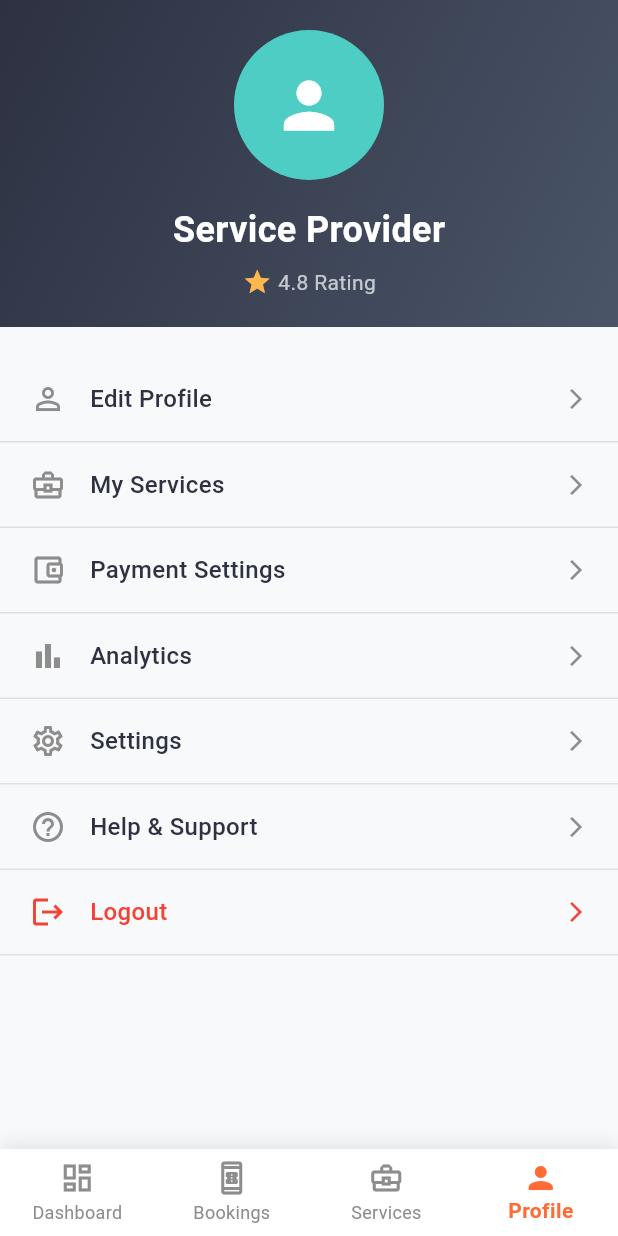
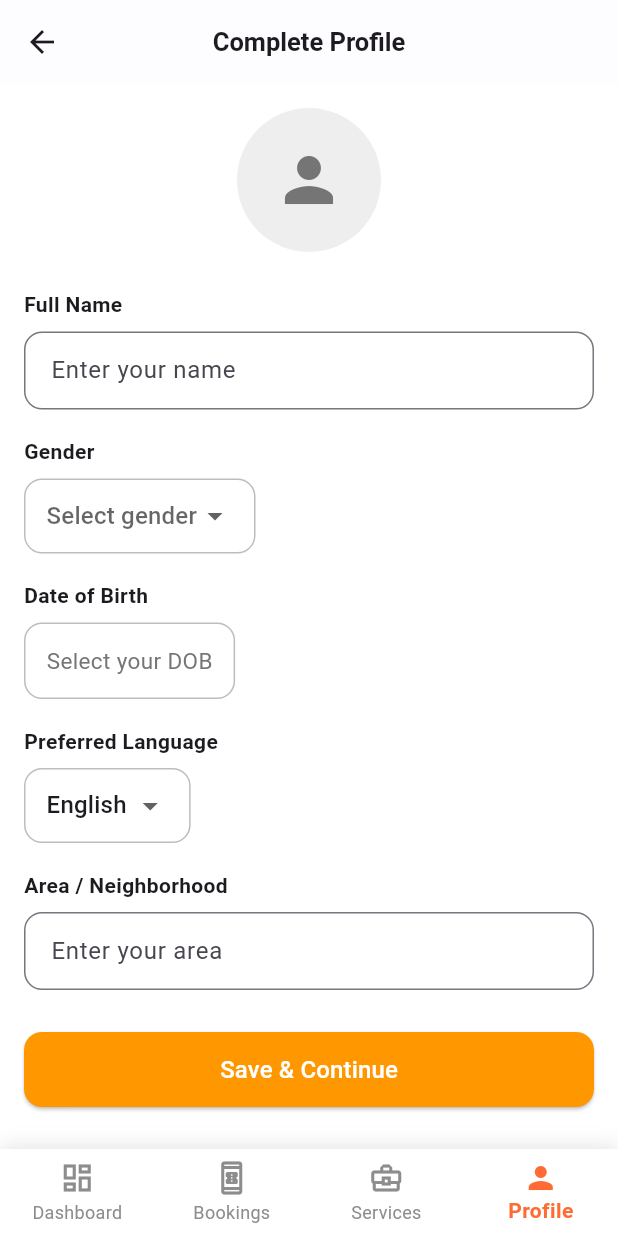
Before and after one commit to pushphans/fixora, a Flutter app: the ProviderDashboard screen opened directly, item 4 of the bottom bar chosen, on a phone screen of 412 x 824 dp. Run offline on Flutter 3.47's test engine with Material 3 defaults, Android fonts, the phone set to English and light mode, and no system bars; our stand-ins replace dio, image_picker, shared_preferences; accounts and stored records are empty.

Commit message:
started working on service provider profile feature

```diff
--- a/lib/Core/Widgets/auth_wrapper.dart
+++ b/lib/Core/Widgets/auth_wrapper.dart
@@ -15,9 +15,6 @@ class _AuthWrapperState extends State<AuthWrapper> {
   @override
   void initState() {
     super.initState();
-    // Future.microtask(() {
-
-    // });
 
     WidgetsBinding.instance.addPostFrameCallback((_) {
       Provider.of<AuthProvider>(context, listen: false).authCheck();
--- /dev/null
+++ b/lib/Features/ServiceProvider/Profile/Data/Services/service_provider_profile_service.dart
@@ -0,0 +1 @@
+class ServiceProviderProfileService {}
--- a/lib/Features/ServiceProvider/Profile/Presentation/Screens/provider_dashboard.dart
+++ b/lib/Features/ServiceProvider/Profile/Presentation/Screens/provider_dashboard.dart
@@ -1,4 +1,5 @@
 import 'package:fixora/Features/Auth/Presentations/ViewModels/auth_provider.dart';
+import 'package:fixora/Features/ServiceProvider/Profile/Presentation/Screens/provider_profile.dart';
 import 'package:flutter/material.dart';
 import 'package:provider/provider.dart';
 
@@ -76,7 +77,7 @@ class _ProviderDashboardState extends State<ProviderDashboard> {
             ? _buildBookingsContent()
             : _selectedIndex == 2
             ? _buildServicesContent()
-            : _buildProfileContent(),
+            : ProviderProfile(),
       ),
       bottomNavigationBar: _buildBottomNav(),
     );
@@ -690,63 +691,6 @@ class _ProviderDashboardState extends State<ProviderDashboard> {
     );
   }
 
-  Widget _buildProfileContent() {
-    return SingleChildScrollView(
-      child: Column(
-        children: [
-          Container(
-            padding: const EdgeInsets.all(20),
-            decoration: const BoxDecoration(
-              gradient: LinearGradient(
-                colors: [Color(0xFF2D3142), Color(0xFF4A5568)],
-                begin: Alignment.topLeft,
-                end: Alignment.bottomRight,
-              ),
-            ),
-            child: Column(
-              children: [
-                const CircleAvatar(
-                  radius: 50,
-                  backgroundColor: Color(0xFF4ECDC4),
-                  child: Icon(Icons.person, size: 50, color: Colors.white),
-                ),
-                const SizedBox(height: 16),
-                const Text(
-                  'Service Provider',
-                  style: TextStyle(
-                    fontSize: 24,
-                    fontWeight: FontWeight.bold,
-                    color: Colors.white,
-                  ),
-                ),
-                const SizedBox(height: 8),
-                Row(
-                  mainAxisAlignment: MainAxisAlignment.center,
-                  children: const [
-                    Icon(Icons.star, color: Color(0xFFFFB84D), size: 20),
-                    SizedBox(width: 4),
-                    Text('4.8 Rating', style: TextStyle(color: Colors.white70)),
-                  ],
-                ),
-              ],
-            ),
-          ),
-          const SizedBox(height: 20),
-          _buildProfileOption(Icons.person_outline, 'Edit Profile'),
-          _buildProfileOption(Icons.business_center_outlined, 'My Services'),
-          _buildProfileOption(
-            Icons.account_balance_wallet_outlined,
-            'Payment Settings',
-          ),
-          _buildProfileOption(Icons.bar_chart_outlined, 'Analytics'),
-          _buildProfileOption(Icons.settings_outlined, 'Settings'),
-          _buildProfileOption(Icons.help_outline, 'Help & Support'),
-          _buildProfileOption(Icons.logout, 'Logout', isLogout: true),
-        ],
-      ),
-    );
-  }
-
   Widget _buildProfileOption(
     IconData icon,
     String title, {
--- /dev/null
+++ b/lib/Features/ServiceProvider/Profile/Presentation/Screens/provider_profile.dart
@@ -0,0 +1,242 @@
+import 'dart:io';
+
+import 'package:flutter/material.dart';
+import 'package:image_picker/image_picker.dart';
+
+class ProviderProfile extends StatefulWidget {
+  const ProviderProfile({super.key});
+
+  @override
+  State<ProviderProfile> createState() => _ProviderProfile();
+}
+
+class _ProviderProfile extends State<ProviderProfile> {
+  final TextEditingController nameController = TextEditingController();
+  final TextEditingController areaController = TextEditingController();
+
+  File? profileImage;
+  String? gender;
+  DateTime? dob;
+  String preferredLanguage = "English";
+
+  final languages = ["English", "Hindi", "Gujarati", "Marathi"];
+
+  Future pickImage() async {
+    final picked = await ImagePicker().pickImage(source: ImageSource.gallery);
+    if (picked != null) setState(() => profileImage = File(picked.path));
+  }
+
+  Future pickDob() async {
+    final result = await showDatePicker(
+      context: context,
+      initialDate: DateTime(2000),
+      firstDate: DateTime(1950),
+      lastDate: DateTime.now(),
+    );
+    if (result != null) setState(() => dob = result);
+  }
+
+  @override
+  Widget build(BuildContext context) {
+    return Scaffold(
+      backgroundColor: Colors.white,
+
+      appBar: AppBar(
+        backgroundColor: Colors.white,
+        elevation: 0.3,
+        centerTitle: true,
+        title: const Text(
+          "Complete Profile",
+          style: TextStyle(fontWeight: FontWeight.w600, fontSize: 17),
+        ),
+      ),
+
+      body: SingleChildScrollView(
+        padding: const EdgeInsets.all(16),
+        child: Column(
+          crossAxisAlignment: CrossAxisAlignment.start,
+          children: [
+            // ----------------- Avatar -----------------
+            Center(
+              child: GestureDetector(
+                onTap: pickImage,
+                child: CircleAvatar(
+                  radius: 48,
+                  backgroundColor: Colors.grey.shade200,
+                  backgroundImage: profileImage != null
+                      ? FileImage(profileImage!)
+                      : null,
+                  child: profileImage == null
+                      ? Icon(
+                          Icons.person,
+                          size: 48,
+                          color: Colors.grey.shade600,
+                        )
+                      : null,
+                ),
+              ),
+            ),
+
+            const SizedBox(height: 25),
+
+            // ----------------- Full Name -----------------
+            const Text(
+              "Full Name",
+              style: TextStyle(fontSize: 14, fontWeight: FontWeight.w600),
+            ),
+            const SizedBox(height: 8),
+
+            TextField(
+              controller: nameController,
+              maxLength: 40,
+              decoration: InputDecoration(
+                hintText: "Enter your name",
+                counterText: "",
+                contentPadding: const EdgeInsets.symmetric(
+                  horizontal: 14,
+                  vertical: 14,
+                ),
+                border: OutlineInputBorder(
+                  borderRadius: BorderRadius.circular(12),
+                ),
+              ),
+            ),
+
+            const SizedBox(height: 18),
+
+            // ----------------- Gender -----------------
+            const Text(
+              "Gender",
+              style: TextStyle(fontSize: 14, fontWeight: FontWeight.w600),
+            ),
+            const SizedBox(height: 8),
+
+            Container(
+              padding: const EdgeInsets.symmetric(horizontal: 14),
+              decoration: BoxDecoration(
+                border: Border.all(color: Colors.grey.shade400),
+                borderRadius: BorderRadius.circular(12),
+              ),
+              child: DropdownButtonHideUnderline(
+                child: DropdownButton<String>(
+                  value: gender,
+                  hint: const Text("Select gender"),
+                  items: ["Male", "Female", "Other"]
+                      .map((e) => DropdownMenuItem(value: e, child: Text(e)))
+                      .toList(),
+                  onChanged: (v) => setState(() => gender = v),
+                ),
+              ),
+            ),
+
+            const SizedBox(height: 18),
+
+            // ----------------- DOB -----------------
+            const Text(
+              "Date of Birth",
+              style: TextStyle(fontSize: 14, fontWeight: FontWeight.w600),
+            ),
+            const SizedBox(height: 8),
+
+            GestureDetector(
+              onTap: pickDob,
+              child: Container(
+                padding: const EdgeInsets.symmetric(
+                  horizontal: 14,
+                  vertical: 14,
+                ),
+                decoration: BoxDecoration(
+                  border: Border.all(color: Colors.grey.shade400),
+                  borderRadius: BorderRadius.circular(12),
+                ),
+                child: Text(
+                  dob == null
+                      ? "Select your DOB"
+                      : "${dob!.day}/${dob!.month}/${dob!.year}",
+                  style: TextStyle(
+                    color: dob == null ? Colors.grey.shade600 : Colors.black,
+                    fontSize: 15,
+                  ),
+                ),
+              ),
+            ),
+
+            const SizedBox(height: 18),
+
+            // ----------------- Preferred Language -----------------
+            const Text(
+              "Preferred Language",
+              style: TextStyle(fontSize: 14, fontWeight: FontWeight.w600),
+            ),
+            const SizedBox(height: 8),
+
+            Container(
+              padding: const EdgeInsets.symmetric(horizontal: 14),
+              decoration: BoxDecoration(
+                border: Border.all(color: Colors.grey.shade400),
+                borderRadius: BorderRadius.circular(12),
+              ),
+              child: DropdownButtonHideUnderline(
+                child: DropdownButton<String>(
+                  value: preferredLanguage,
+                  items: languages
+                      .map((e) => DropdownMenuItem(value: e, child: Text(e)))
+                      .toList(),
+                  onChanged: (v) => setState(() => preferredLanguage = v!),
+                ),
+              ),
+            ),
+
+            const SizedBox(height: 18),
+
+            // ----------------- Area -----------------
+            const Text(
+              "Area / Neighborhood",
+              style: TextStyle(fontSize: 14, fontWeight: FontWeight.w600),
+            ),
+            const SizedBox(height: 8),
+
+            TextField(
+              controller: areaController,
+              maxLength: 50,
+              decoration: InputDecoration(
+                hintText: "Enter your area",
+                counterText: "",
+                contentPadding: const EdgeInsets.symmetric(
+                  horizontal: 14,
+                  vertical: 14,
+                ),
+                border: OutlineInputBorder(
+                  borderRadius: BorderRadius.circular(12),
+                ),
+              ),
+            ),
+
+            const SizedBox(height: 28),
+
+            // ----------------- Save button -----------------
+            SizedBox(
+              width: double.infinity,
+              height: 50,
+              child: ElevatedButton(
+                style: ElevatedButton.styleFrom(
+                  backgroundColor: Colors.orange,
+                  shape: RoundedRectangleBorder(
+                    borderRadius: BorderRadius.circular(12),
+                  ),
+                ),
+                onPressed: () {},
+                child: const Text(
+                  "Save & Continue",
+                  style: TextStyle(color: Colors.white, fontSize: 16),
+                ),
+              ),
+            ),
+
+            const SizedBox(height: 12),
+          ],
+        ),
+      ),
+    );
+  }
+}
--- /dev/null
+++ b/lib/Features/ServiceProvider/Profile/Presentation/ViewModels/service_provider_profile_provider.dart
@@ -0,0 +1,7 @@
+import 'package:flutter/material.dart';
+
+class ServiceProviderProfileProvider extends ChangeNotifier {
+  bool isProfileAvailable = false;
+
+  Future<void> getServiceProviderProfile() async {}
+}
--- a/lib/main.dart
+++ b/lib/main.dart
@@ -1,13 +1,19 @@
 import 'package:fixora/Core/Widgets/auth_wrapper.dart';
 import 'package:fixora/Core/Widgets/splash_screen.dart';
 import 'package:fixora/Features/Auth/Presentations/ViewModels/auth_provider.dart';
+import 'package:fixora/Features/ServiceProvider/Profile/Presentation/ViewModels/service_provider_profile_provider.dart';
 import 'package:flutter/material.dart';
 import 'package:provider/provider.dart';
 
 void main() {
   runApp(
     MultiProvider(
-      providers: [ChangeNotifierProvider(create: (context) => AuthProvider())],
+      providers: [
+        ChangeNotifierProvider(create: (context) => AuthProvider()),
+        ChangeNotifierProvider(
+          create: (context) => ServiceProviderProfileProvider(),
+        ),
+      ],
       child: MyApp(),
     ),
   );
--- a/pubspec.yaml
+++ b/pubspec.yaml
@@ -39,6 +39,7 @@ dependencies:
   shared_preferences: ^2.5.3
   uuid: ^4.5.2
   provider: ^6.1.5+1
+  image_picker: ^1.2.1
 
 dev_dependencies:
   flutter_test:
```
Also changed, not shown: pubspec.lock, 5 other files.
